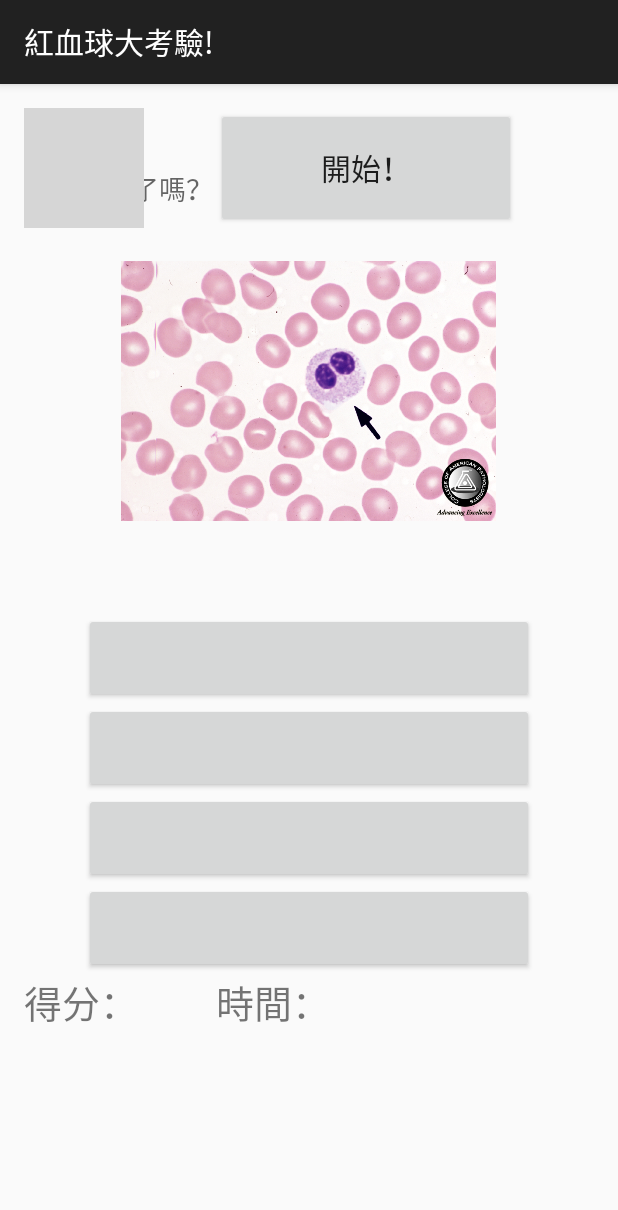
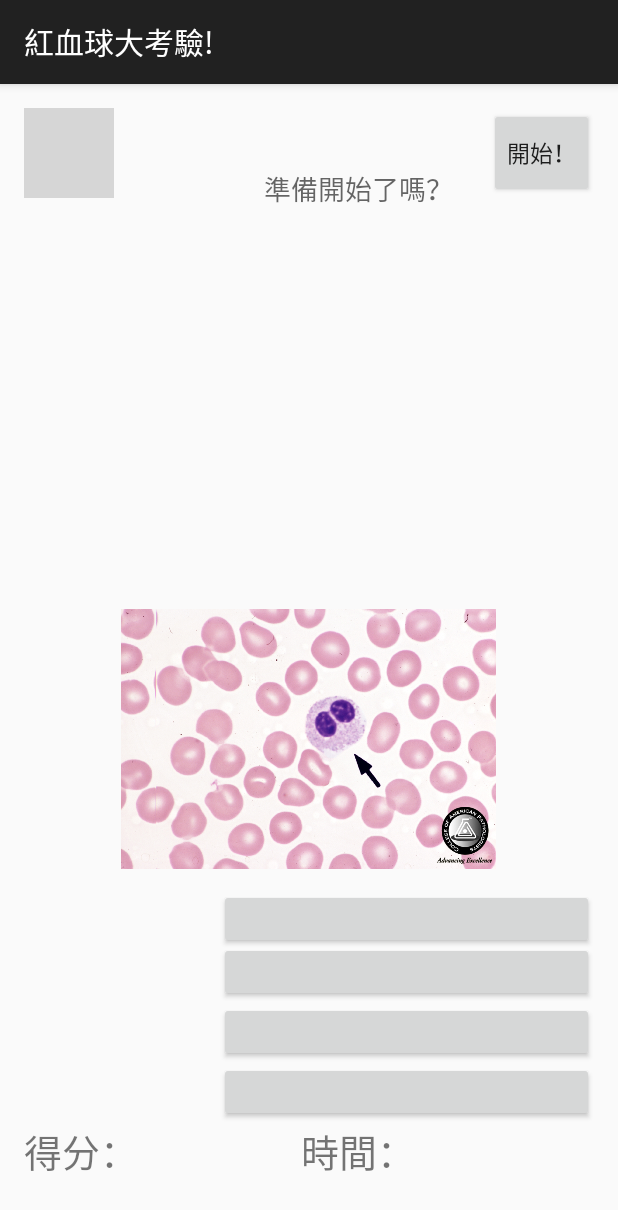
Before and after one commit to cftang0827/OOP-Final, an Android app: the RBCKingWindows screen opened directly, with no data from a screen before it, on a phone screen of 412 x 824 dp. Shown: the top 1210 px of the screen. Run offline under Robolectric (Android 15) with nearby library versions, the phone set to English and light mode, and no system bars; libraries missing offline, so code that uses them is left out: com.facebook, com.facebook.login; plain views replace ProfilePictureView; 4 statements that could not run were skipped; grey boxes are pictures that could not be loaded.

Commit message:
2015/5/30 改為手機版本

```diff
--- a/KingOfBloodCells_v1/app/src/main/res/layout/activity_rbcking_windows.xml
+++ b/KingOfBloodCells_v1/app/src/main/res/layout/activity_rbcking_windows.xml
@@ -14,118 +14,112 @@
 
     <Button
         android:id="@+id/startOrNext"
-        android:layout_width="200dp"
-        android:layout_height="80dp"
+        android:layout_width="70dp"
+        android:layout_height="60dp"
         android:text="@string/start"
-        android:textSize="20dp"
+        android:textSize="15dp"
         android:layout_alignParentTop="true"
-        android:layout_alignLeft="@+id/secRemain"
-        android:layout_alignStart="@+id/secRemain" />
+        android:layout_alignParentRight="true"
+        android:layout_alignParentEnd="true" />
 
     <ImageView
         android:id="@+id/imgView"
         android:layout_width="250dp"
         android:layout_height="200dp"
         android:src="@drawable/bcp_01"
-        android:layout_marginBottom="48dp"
         android:layout_above="@+id/OptionA"
         android:layout_centerHorizontal="true" />
 
     <Button
         android:id="@+id/OptionA"
-        android:layout_width="300dp"
-        android:layout_height="60dp"
-        android:layout_above="@+id/OptionB"
-        android:layout_centerHorizontal="true" />
+        android:layout_width="250dp"
+        android:layout_height="40dp"
+        android:layout_alignTop="@+id/ImgOptA"
+        android:layout_alignParentRight="true"
+        android:layout_alignParentEnd="true" />
 
     <ImageView
         android:id="@+id/ImgOptA"
-        android:layout_marginTop="8dp"
-        android:layout_width="50dp"
-        android:layout_height="50dp"
-        android:layout_alignLeft="@id/OptionA"
-        android:layout_alignTop="@id/OptionA"
-        />
+        android:layout_width="35dp"
+        android:layout_height="35dp"
+        android:layout_above="@+id/OptionB"
+        android:layout_toLeftOf="@+id/OptionA"
+        android:layout_toStartOf="@+id/OptionA" />
 
     <Button
         android:id="@+id/OptionB"
-        android:layout_width="300dp"
-        android:layout_height="60dp"
+        android:layout_width="250dp"
+        android:layout_height="40dp"
         android:layout_above="@+id/OptionC"
         android:layout_alignLeft="@+id/OptionC"
         android:layout_alignStart="@+id/OptionC" />
 
     <ImageView
         android:id="@+id/ImgOptB"
-        android:layout_marginTop="8dp"
-        android:layout_width="50dp"
-        android:layout_height="50dp"
-        android:layout_alignLeft="@id/OptionB"
-        android:layout_alignTop="@id/OptionB"
-        />
+        android:layout_width="35dp"
+        android:layout_height="35dp"
+        android:layout_below="@+id/OptionA"
+        android:layout_alignLeft="@+id/ImgOptA"
+        android:layout_alignStart="@+id/ImgOptA" />
 
     <Button
         android:id="@+id/OptionC"
-        android:layout_width="300dp"
-        android:layout_height="60dp"
+        android:layout_width="250dp"
+        android:layout_height="40dp"
         android:layout_above="@+id/OptionD"
         android:layout_alignLeft="@+id/OptionA"
         android:layout_alignStart="@+id/OptionA" />
 
     <ImageView
         android:id="@+id/ImgOptC"
-        android:layout_marginTop="8dp"
-        android:layout_width="50dp"
-        android:layout_height="50dp"
-        android:layout_alignLeft="@id/OptionC"
-        android:layout_alignTop="@id/OptionC"
-        />
+        android:layout_width="35dp"
+        android:layout_height="35dp"
+        android:layout_alignTop="@+id/OptionC"
+        android:layout_alignLeft="@+id/ImgOptB"
+        android:layout_alignStart="@+id/ImgOptB" />
 
     <Button
         android:id="@+id/OptionD"
-        android:layout_width="300dp"
-        android:layout_height="60dp"
+        android:layout_width="250dp"
+        android:layout_height="40dp"
         android:layout_above="@+id/secRemain"
         android:layout_alignLeft="@+id/OptionC"
         android:layout_alignStart="@+id/OptionC" />
 
     <ImageView
         android:id="@+id/ImgOptD"
-        android:layout_width="50dp"
-        android:layout_height="50dp"
-        android:layout_alignBottom="@+id/OptionD"
-        android:layout_alignLeft="@+id/OptionD"
-        android:layout_alignStart="@+id/OptionD" />
+        android:layout_width="35dp"
+        android:layout_height="35dp"
+        android:layout_below="@+id/OptionC"
+        android:layout_alignLeft="@+id/ImgOptC"
+        android:layout_alignStart="@+id/ImgOptC" />
 
 
 
     <TextView
         android:id="@+id/secRemain"
-        android:layout_width="200dp"
-        android:layout_height="100dp"
+        android:layout_width="130dp"
+        android:layout_height="60dp"
         android:textSize="25sp"
         android:text="@string/timeLeft"
-        android:layout_marginRight="52dp"
-        android:layout_marginEnd="52dp"
         android:layout_alignTop="@+id/scoreRecord"
-        android:layout_alignParentRight="true"
-        android:layout_alignParentEnd="true" />
+        android:layout_alignRight="@+id/imgView"
+        android:layout_alignEnd="@+id/imgView" />
 
     <TextView
         android:id="@+id/scoreRecord"
-        android:layout_width="200dp"
-        android:layout_height="100dp"
+        android:layout_width="130dp"
+        android:layout_height="60dp"
         android:text="@string/score"
         android:textSize="25sp"
-        android:layout_marginBottom="59dp"
         android:layout_alignParentBottom="true"
-        android:layout_toLeftOf="@+id/secRemain"
-        android:layout_toStartOf="@+id/secRemain" />
+        android:layout_alignParentLeft="true"
+        android:layout_alignParentStart="true" />
 
     <com.facebook.login.widget.ProfilePictureView
         android:id="@+id/profilePicture"
-        android:layout_height="80dp"
-        android:layout_width="80dp"
+        android:layout_height="60dp"
+        android:layout_width="60dp"
         android:gravity="center_horizontal"
         facebook:com_facebook_preset_size="normal"
 
@@ -140,19 +134,18 @@
         android:layout_gravity="center"
         android:textColor="#333"
         android:textSize="18sp"
-        android:layout_alignParentTop="true"
-        android:layout_alignLeft="@+id/textView4"
-        android:layout_alignStart="@+id/textView4" />
+        android:layout_alignTop="@+id/startOrNext"
+        android:layout_centerHorizontal="true" />
 
     <TextView
-        android:layout_width="200dp"
-        android:layout_height="50dp"
+        android:layout_width="150dp"
+        android:layout_height="25dp"
         android:textAppearance="?android:attr/textAppearanceMedium"
         android:text="準備開始了嗎？"
         android:id="@+id/textView4"
         android:layout_below="@+id/greeting"
-        android:layout_alignLeft="@+id/scoreRecord"
-        android:layout_alignStart="@+id/scoreRecord" />
+        android:layout_toLeftOf="@+id/startOrNext"
+        android:layout_toStartOf="@+id/startOrNext" />
 
 
 </RelativeLayout>
```
Also changed, not shown: KingOfBloodCells_v1/app/src/main/java/com/example/cftang/kingofbloodcells_v1/MainActivity.java (+2 -5 lines), KingOfBloodCells_v1/app/src/main/java/com/example/cftang/kingofbloodcells_v1/RBCKingWindows.java (+36 -0 lines), KingOfBloodCells_v1/app/src/main/java/com/example/cftang/kingofbloodcells_v1/gamePage.java (+33 -1 lines), KingOfBloodCells_v1/app/src/main/res/layout/activity_game_page.xml (+9 -10 lines), KingOfBloodCells_v1/app/src/main/res/layout/activity_main.xml (+14 -20 lines), 1711 other files.
